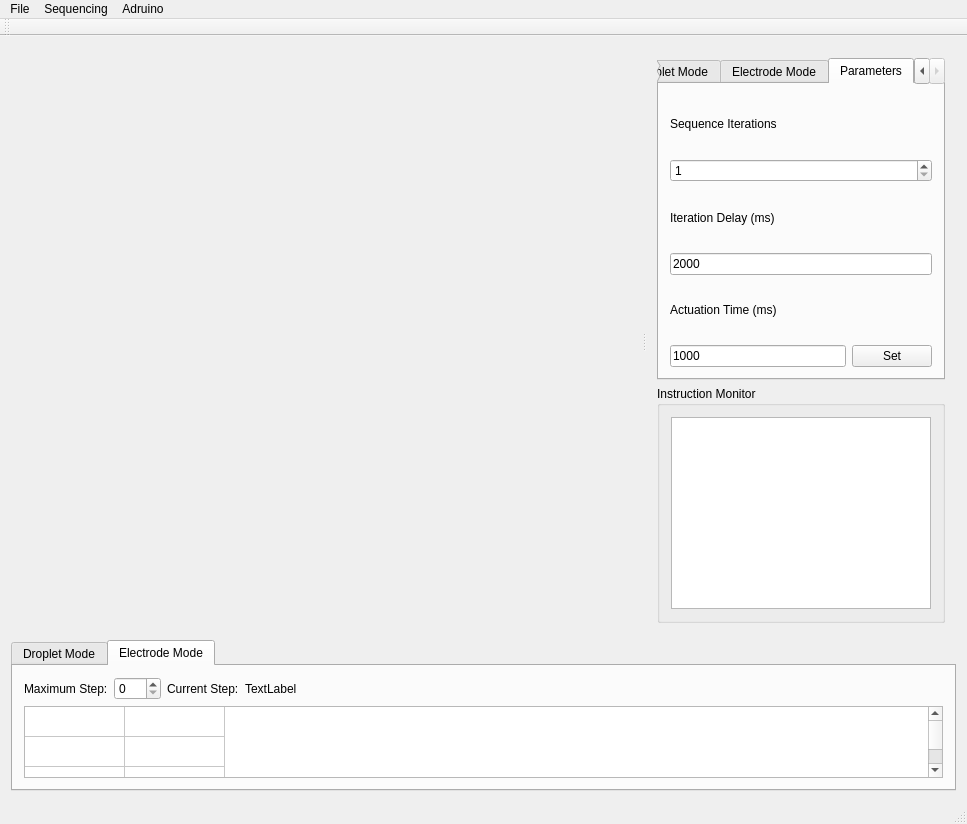
The window that GUI/mainwindow.ui (abting/Digital-Microfluidics-GUI) describes before a commit, drawn with Qt 5.
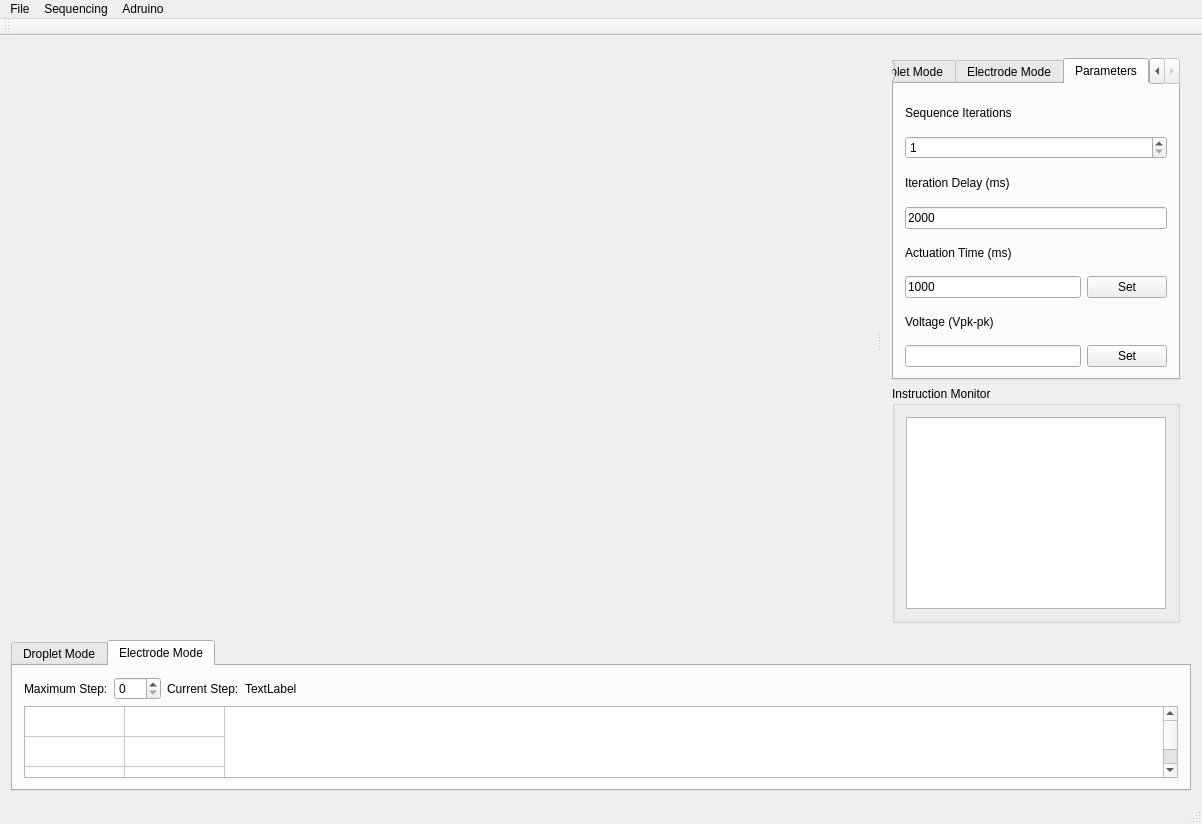
The same window after the commit.

Commit message: Added functionGen class, made changes to open sequence, made changes to parameters tab

```diff
--- a/GUI/mainwindow.ui
+++ b/GUI/mainwindow.ui
@@ -6,7 +6,7 @@
    <rect>
     <x>0</x>
     <y>0</y>
-    <width>967</width>
+    <width>1202</width>
     <height>660</height>
    </rect>
   </property>
@@ -323,6 +323,8 @@
            <attribute name="title">
             <string>Parameters</string>
            </attribute>
+           <layout class="QVBoxLayout" name="verticalLayout_13">
+            <item>
            <layout class="QVBoxLayout" name="verticalLayout_12">
             <item>
              <widget class="QLabel" name="label_8">
@@ -389,6 +391,32 @@
               </item>
              </layout>
             </item>
+              <item>
+               <widget class="QLabel" name="label_3">
+                <property name="statusTip">
+                 <string>Set the voltage of the function generator</string>
+                </property>
+                <property name="text">
+                 <string>Voltage (Vpk-pk)</string>
+                </property>
+               </widget>
+              </item>
+              <item>
+               <layout class="QHBoxLayout" name="horizontalLayout_9">
+                <item>
+                 <widget class="QLineEdit" name="VoltageText"/>
+                </item>
+                <item>
+                 <widget class="QPushButton" name="setVoltageButton">
+                  <property name="text">
+                   <string>Set</string>
+                  </property>
+                 </widget>
+                </item>
+               </layout>
+              </item>
+             </layout>
+            </item>
            </layout>
           </widget>
          </widget>
@@ -590,7 +618,7 @@
     <rect>
      <x>0</x>
      <y>0</y>
-     <width>967</width>
+     <width>1202</width>
      <height>21</height>
     </rect>
    </property>
```
Left out of the diff: 4 changed lines with no effect on the pictures. Lines whose indentation alone changed are shown as unchanged. The commit also changes 46 other files.
